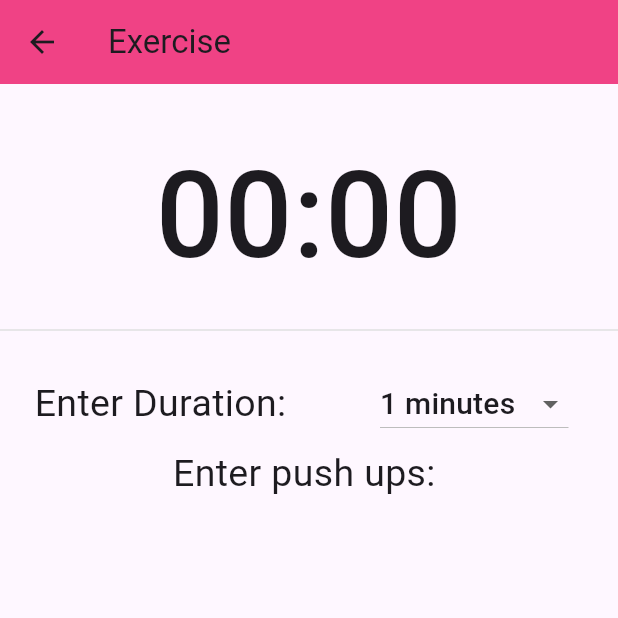
After one commit to dishgithub/Fit-Me-App-MAD-Project, a Flutter app: the DashBoardWidget screen opened by its route, after a tap on "Push Ups", on a phone screen of 412 x 824 dp, the top half of it. The commit adds this screen. Run offline on Flutter 3.47's test engine with Material 3 defaults, Android fonts, the phone set to English and light mode, and no system bars; our stand-ins replace firebase_auth, firebase_core; accounts and stored records are empty; network calls fail.

Commit message:
project updated!

```diff
--- a/lib/main.dart
+++ b/lib/main.dart
@@ -1,6 +1,7 @@
 import 'package:fit_me/firebase_options.dart';
 import 'package:fit_me/models/userModel.dart';
 import 'package:fit_me/pages/dashboard.dart';
+import 'package:fit_me/pages/exercise.dart';
 import 'package:fit_me/pages/login.dart';
 import 'package:flutter/material.dart';
 import 'package:firebase_core/firebase_core.dart';
@@ -32,7 +33,8 @@ class MyProvider extends StatelessWidget {
           // initialRoute: '/'
           routes: {
             '/': (context)=> LoginWidget(),
-            '/dashboard': (context)=> DashBoardWidget()
+            '/dashboard': (context)=> DashBoardWidget(),
+            '/exercise': (context)=> Exercise(),
           },
 
         )
--- a/lib/models/userModel.dart
+++ b/lib/models/userModel.dart
@@ -2,7 +2,7 @@ import 'package:firebase_auth/firebase_auth.dart';
 import 'package:flutter/cupertino.dart';
 
 class UserModel extends ChangeNotifier{
-  User? user=null;
+  User? user= null;
 
   @override
   void notifyListeners() {
--- a/lib/pages/dashboard.dart
+++ b/lib/pages/dashboard.dart
@@ -27,7 +27,7 @@ class _DashBoardWidgetState extends State<DashBoardWidget> {
   @override
   Widget build(BuildContext context) {
     return Scaffold(
-        body: Center(
+        body: SafeArea(
           child: _widgetOptions.elementAt(_selectedIndex),
         ),
         bottomNavigationBar: BottomNavigationBar(
@@ -35,19 +35,14 @@ class _DashBoardWidgetState extends State<DashBoardWidget> {
             BottomNavigationBarItem(
             icon: Icon(Icons.run_circle_outlined),
             label: 'Workouts',
-            backgroundColor: Colors.green
           ),
             BottomNavigationBarItem(
             icon: Icon(Icons.set_meal),
             label: 'Meals',
-            // title: Text('Search'),
-            backgroundColor: Colors.yellow
           ),
             BottomNavigationBarItem(
             icon: Icon(Icons.person_2_outlined),
             label: 'Profile',
-            // title: Text('Profile'),
-            backgroundColor: Colors.blue,
           ),
         ],
         currentIndex: _selectedIndex,
--- /dev/null
+++ b/lib/pages/exercise.dart
@@ -0,0 +1,67 @@
+import 'package:flutter/material.dart';
+
+class Exercise extends StatefulWidget {
+  const Exercise({super.key});
+
+  @override
+  State<Exercise> createState() => _ExerciseState();
+}
+
+class _ExerciseState extends State<Exercise> {
+  List<int> minList= [1,2,3,4,5,6,7,8,9,10,15,20,30,45,60];
+  @override
+  Widget build(BuildContext context) {
+    return Scaffold(
+      appBar: AppBar(
+        title: Text('Exercise'),
+        elevation: 5,
+        backgroundColor: Colors.pinkAccent,
+      ),
+      body: Column(
+        crossAxisAlignment: CrossAxisAlignment.stretch,
+        children: [
+          SizedBox(
+            height: 30,
+          ),
+          Text(
+            "00:00",
+            style: TextStyle(
+              fontSize: 80,
+              fontWeight: FontWeight.w500
+            ),
+            textAlign: TextAlign.center,
+          ),
+          Divider(
+            height: 40,
+            color: Colors.grey[300],
+          ),
+          Row(
+            mainAxisAlignment: MainAxisAlignment.spaceAround,
+            children: [
+              Text("Enter Duration: ", style: TextStyle(fontSize: 25),),
+              DropdownButton(
+                items: minList.map(
+                  (e) => DropdownMenuItem(value: e,child: Text('${e} minutes', style: TextStyle(fontSize: 20),))
+                ).toList(),
+                onChanged: (value){
+
+                },
+                value: 1,
+                padding: EdgeInsets.symmetric(
+                  horizontal: 10,
+                  vertical: 5
+                ),
+              )
+            ],
+          ),
+          Row(
+            mainAxisAlignment: MainAxisAlignment.spaceAround,
+            children: [
+              Text("Enter push ups: ", style: TextStyle(fontSize: 25),),
+            ],
+          )
+        ],
+      ),
+    );
+  }
+}
--- a/lib/pages/login.dart
+++ b/lib/pages/login.dart
@@ -29,11 +29,10 @@ class _LoginWidgetState extends State<LoginWidget> {
     );
   }
 
-
   @override
   Widget build(BuildContext context) {
     return Consumer<UserModel>(
-      builder: (context, userModel,child){
+      builder: (context, userModel, child){
         return  Scaffold(
           body: Container(
           child: Center(
@@ -90,28 +89,18 @@ class _LoginWidgetState extends State<LoginWidget> {
               print(_user!.email);
               userModel.user= _user;
               if(userModel.user!=null){
-          Navigator.pushReplacementNamed(
-          context,
-          '/dashboard'
-          );
+                Navigator.pushReplacementNamed(context, '/dashboard');
                 print(userModel.user!.email);
               }
             },
-          icon: Icon(Icons.android),
+            icon: Icon(Icons.login),
             label: Text(
               'Sign in with Google',
-          style: TextStyle(
-          fontSize: 18
+              style: TextStyle(fontSize: 18),
             ),
           ),
-          ),
-          SizedBox(
-          height: 20,
-          ),
-          Image.asset(
-          'assets/man.png',
-          height: 250,
-          )
+            SizedBox(height: 20),
+            Image.asset('assets/man.png',height: 250,)
           ],
           )
           )
--- a/lib/pages/profile.dart
+++ b/lib/pages/profile.dart
@@ -19,7 +19,7 @@ class _ProfileState extends State<Profile> {
   @override
   Widget build(BuildContext context) {
     return Consumer<UserModel>(
-      builder: (context, userModel,child){
+      builder: (context,userModel,child){
         return Center(
           child: Column(
             mainAxisAlignment: MainAxisAlignment.center,
--- a/lib/pages/workouts.dart
+++ b/lib/pages/workouts.dart
@@ -8,8 +8,60 @@ class WorkOut extends StatefulWidget {
 }
 
 class _WorkOutState extends State<WorkOut> {
+
+  List<String> workouts= [
+    'Push Ups',
+    'Pull Ups',
+    'Running',
+    'Squats',
+    'Lunge',
+    'Plank',
+    'Lateral raise',
+    'Crunches',
+    'Glute Bridge',
+  ];
   @override
   Widget build(BuildContext context) {
-    return Text('Workouts');
+    return Scaffold(
+      appBar: AppBar(
+        title: const Text('Workouts'),
+        backgroundColor: Colors.pinkAccent,
+        titleTextStyle: const TextStyle(
+            fontSize: 30,
+            fontWeight: FontWeight.w600,
+            color: Colors.white
+        ),
+        elevation: 4,
+
+      ),
+      body: ListView.builder(
+        itemBuilder: (context, index){
+          return Card(
+            child: ListTile(
+              onTap: () {
+                Navigator.pushNamed(context, '/exercise');
+              },
+              title: Text(
+                '${workouts[index]}',
+                style: TextStyle(
+                  fontSize: 27,
+                  fontWeight: FontWeight.w500
+                ),
+              ),
+              leading: CircleAvatar(
+                backgroundImage: NetworkImage('https://cdn.mos.cms.futurecdn.net/9ghCpUY6JaLtStkZkeH73T-650-80.jpg.webp'),
+                radius: 27,
+              ),
+              contentPadding: EdgeInsets.symmetric(
+                vertical: 30,
+                horizontal: 20
+              ),
+            ),
+          );
+        },
+        itemCount: workouts.length,
+      ),
+      backgroundColor: Colors.pinkAccent,
+    );
   }
 }
```
Also changed, not shown: lib/models/workoutModel.dart (added), lib/pages/meals.dart (line endings or trailing spaces). Lines whose indentation alone changed are shown as unchanged.
